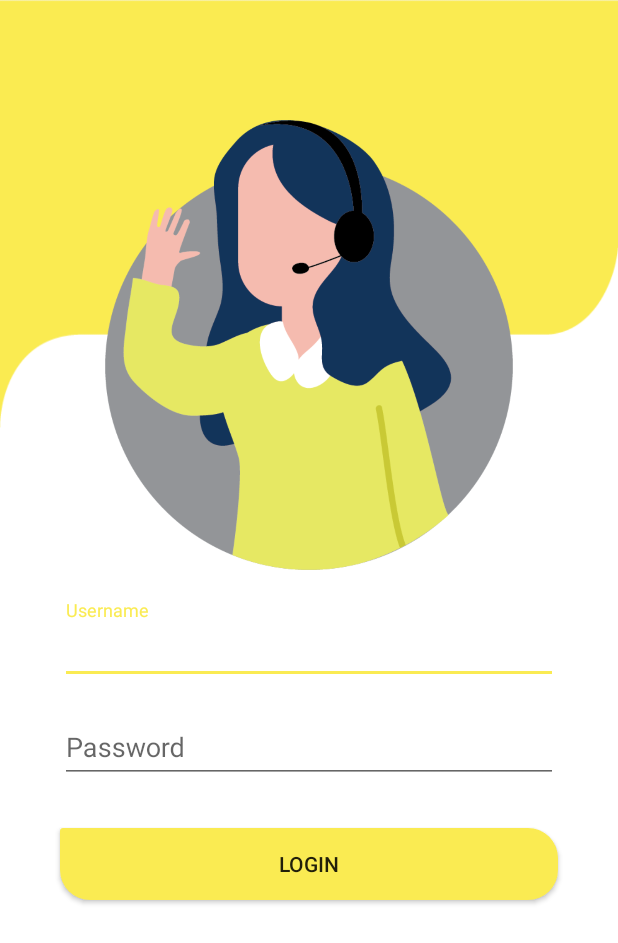
After one commit to fallincrimson/PL, an Android app: the LoginActivity screen opened directly, with no data from a screen before it, on a phone screen of 412 x 824 dp. The commit adds this screen. Shown: the top 943 px of the screen. Run offline under Robolectric (Android 15) with nearby library versions, the phone set to English and light mode, and no system bars.

Commit message:
new Login Activity

```diff
--- a/app/src/main/AndroidManifest.xml
+++ b/app/src/main/AndroidManifest.xml
@@ -13,7 +13,8 @@
         android:supportsRtl="true"
         android:theme="@style/fullScreen"
         android:usesCleartextTraffic="true">
-        <activity android:name=".activity.user.DetailBookActivity"></activity>
+        <activity android:name=".activity.admin.LoginActivity"></activity>
+        <activity android:name=".activity.user.DetailBookActivity" />
         <activity
             android:name=".activity.SplashActivity"
             android:screenOrientation="portrait">
@@ -25,9 +26,6 @@
         </activity>
         <activity
             android:name=".activity.user.InformationActivity"
-            android:screenOrientation="portrait" />
-        <activity
-            android:name=".activity.admin.AdminActivity"
             android:screenOrientation="portrait" />
         <activity
             android:name=".activity.admin.FormIsiBukuActivity"
--- a/app/src/main/java/com/example/slide/myapplication/activity/SplashActivity.java
+++ b/app/src/main/java/com/example/slide/myapplication/activity/SplashActivity.java
@@ -18,7 +18,7 @@ public class SplashActivity extends AppCompatActivity {
 
         new Handler().postDelayed(() -> {
 
-            Intent home=new Intent(SplashActivity.this, FormIsiBukuActivity.class);
+            Intent home=new Intent(SplashActivity.this, MainActivity.class);
             startActivity(home);
             finish();
 
--- a/app/src/main/java/com/example/slide/myapplication/activity/admin/FormIsiBukuActivity.java
+++ b/app/src/main/java/com/example/slide/myapplication/activity/admin/FormIsiBukuActivity.java
@@ -113,7 +113,7 @@ public class FormIsiBukuActivity extends AppCompatActivity implements View.OnCli
 
     private void submitMenu(DataBuku dataBuku) {
         database.child(pathBuku)
-                .child(noPanggil)
+                .push()
                 .setValue(dataBuku)
                 .addOnSuccessListener(this, data -> {
                     inJudulBuku.setText("");
--- /dev/null
+++ b/app/src/main/java/com/example/slide/myapplication/activity/admin/LoginActivity.java
@@ -0,0 +1,55 @@
+package com.example.slide.myapplication.activity.admin;
+
+import android.content.Intent;
+import android.support.v7.app.AppCompatActivity;
+import android.os.Bundle;
+import android.text.TextUtils;
+import android.view.View;
+import android.widget.Button;
+import android.widget.EditText;
+import android.widget.Toast;
+
+import com.example.slide.myapplication.R;
+
+public class LoginActivity extends AppCompatActivity implements View.OnClickListener {
+    String user = "admin";
+    String pass = "admin321";
+    EditText inUser, inPass;
+    Button btnLogin;
+
+    @Override
+    protected void onCreate(Bundle savedInstanceState) {
+        super.onCreate(savedInstanceState);
+        setContentView(R.layout.activity_login);
+        inUser = findViewById(R.id.user);
+        inPass = findViewById(R.id.pass);
+        btnLogin = findViewById(R.id.btn_login);
+
+        btnLogin.setOnClickListener(this);
+    }
+
+    @Override
+    public void onClick(View v) {
+        String inputUser = inUser.getText().toString().trim();
+        String inputPass = inPass.getText().toString().trim();
+
+        boolean isEmptyField = false;
+
+        if (TextUtils.isEmpty(inputUser)) {
+            isEmptyField = true;
+            inPass.setError("Username Kosong");
+        }
+        if (TextUtils.isEmpty(inputPass)) {
+            isEmptyField = true;
+            inPass.setError("Password Kosong");
+        }
+
+        if (!isEmptyField) {
+            if (inputUser.equals(user) && inputPass.equals(pass)) {
+                Toast.makeText(this, "Mode Admin", Toast.LENGTH_SHORT).show();
+                Intent intent = new Intent(LoginActivity.this, FormIsiBukuActivity.class);
+                startActivity(intent);
+            }
+        }
+    }
+}
--- /dev/null
+++ b/app/src/main/res/drawable/bg_button_dua.xml
@@ -0,0 +1,12 @@
+<?xml version="1.0" encoding="utf-8"?>
+<shape xmlns:android="http://schemas.android.com/apk/res/android"
+    android:shape="rectangle">
+
+    <solid
+        android:color="@color/colorAccent"/>
+    <corners
+        android:bottomLeftRadius="20dp"
+        android:bottomRightRadius="20dp"
+        android:topLeftRadius="2dp"
+        android:topRightRadius="20dp"/>
+</shape>
--- a/app/src/main/res/layout/activity_information.xml
+++ b/app/src/main/res/layout/activity_information.xml
@@ -1,9 +1,9 @@
 <?xml version="1.0" encoding="utf-8"?>
 <android.support.constraint.ConstraintLayout xmlns:android="http://schemas.android.com/apk/res/android"
-    xmlns:app="http://schemas.android.com/apk/res-auto"
     xmlns:tools="http://schemas.android.com/tools"
     android:layout_width="match_parent"
     android:layout_height="match_parent"
+    android:background="@drawable/layout_lima"
     tools:context=".activity.user.InformationActivity">
 
 </android.support.constraint.ConstraintLayout>
--- /dev/null
+++ b/app/src/main/res/layout/activity_login.xml
@@ -0,0 +1,68 @@
+<?xml version="1.0" encoding="utf-8"?>
+<android.support.constraint.ConstraintLayout xmlns:android="http://schemas.android.com/apk/res/android"
+    xmlns:app="http://schemas.android.com/apk/res-auto"
+    xmlns:tools="http://schemas.android.com/tools"
+    android:layout_width="match_parent"
+    android:layout_height="match_parent"
+    android:background="@drawable/layout_lima"
+    tools:context=".activity.admin.LoginActivity">
+
+    <ImageView
+        android:id="@+id/imageView"
+        android:layout_width="wrap_content"
+        android:layout_height="300dp"
+        android:layout_marginTop="80dp"
+        android:src="@drawable/contact_satu"
+        app:layout_constraintEnd_toEndOf="parent"
+        app:layout_constraintStart_toStartOf="parent"
+        app:layout_constraintTop_toTopOf="parent" />
+
+    <android.support.design.widget.TextInputLayout
+        android:id="@+id/layout_user"
+        android:layout_width="match_parent"
+        android:layout_height="wrap_content"
+        android:layout_marginStart="40dp"
+        android:layout_marginTop="20dp"
+        android:layout_marginEnd="40dp"
+        app:layout_constraintTop_toBottomOf="@+id/imageView">
+
+        <EditText
+            android:id="@+id/user"
+            android:layout_width="match_parent"
+            android:layout_height="wrap_content"
+            android:hint="Username"
+            android:inputType="text" />
+
+    </android.support.design.widget.TextInputLayout>
+
+    <android.support.design.widget.TextInputLayout
+        android:id="@+id/layout_pass"
+        android:layout_width="match_parent"
+        android:layout_height="wrap_content"
+        android:layout_marginStart="40dp"
+        android:layout_marginTop="10dp"
+        android:layout_marginEnd="40dp"
+        android:hint="Password"
+        app:layout_constraintTop_toBottomOf="@+id/layout_user">
+
+        <EditText
+            android:id="@+id/pass"
+            android:layout_width="match_parent"
+            android:layout_height="wrap_content"
+            android:inputType="textPassword" />
+    </android.support.design.widget.TextInputLayout>
+
+    <Button
+        android:id="@+id/btn_login"
+        android:layout_width="match_parent"
+        android:layout_height="wrap_content"
+        android:layout_marginStart="40dp"
+        android:layout_marginTop="30dp"
+        android:layout_marginEnd="40dp"
+        android:background="@drawable/bg_button_dua"
+        android:text="Login"
+        app:layout_constraintEnd_toEndOf="parent"
+        app:layout_constraintHorizontal_bias="0.497"
+        app:layout_constraintStart_toStartOf="parent"
+        app:layout_constraintTop_toBottomOf="@+id/layout_pass" />
+</android.support.constraint.ConstraintLayout>
--- a/app/src/main/res/values/dimens.xml
+++ b/app/src/main/res/values/dimens.xml
@@ -1,4 +1,4 @@
 <resources>
     <dimen name="fab_margin">16dp</dimen>
-    <dimen name="size_title">40sp</dimen>
+    <dimen name="size_title">30sp</dimen>
 </resources>
```
Also changed, not shown: app/src/main/java/com/example/slide/myapplication/activity/admin/AdminActivity.java (deleted, +0 -15 lines), app/src/main/java/com/example/slide/myapplication/activity/user/BookActivity.java (+12 -6 lines), app/src/main/java/com/example/slide/myapplication/activity/user/ContactActivity.java (+15 -1 lines), app/src/main/java/com/example/slide/myapplication/activity/user/DetailBookActivity.java (+18 -0 lines), app/src/main/res/drawable/bg_dasar.xml (added, +12 -0 lines), app/src/main/res/layout/activity_admin.xml (deleted, +0 -32 lines), app/src/main/res/layout/activity_contact.xml (+12 -6 lines), app/src/main/res/layout/activity_detail_book.xml (+71 -16 lines).
